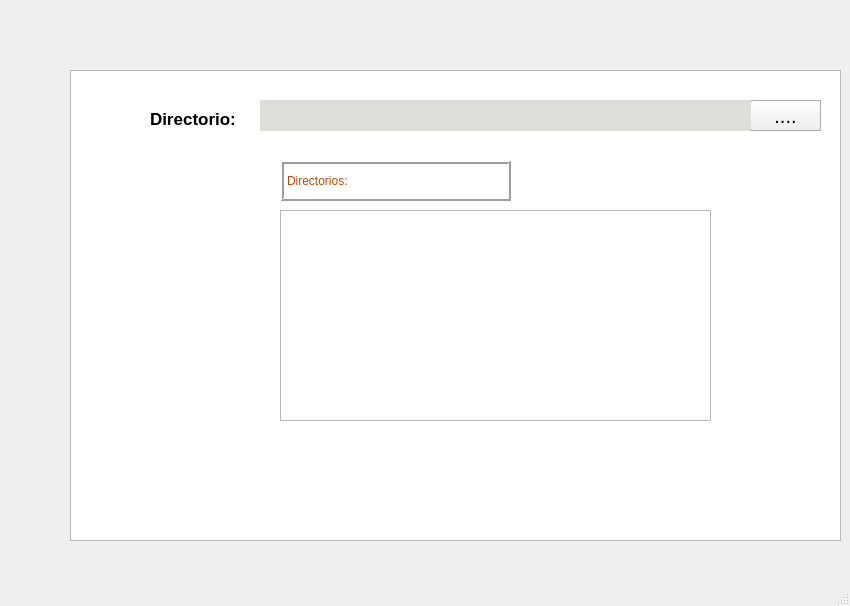
Qt form mainwindow.ui (RogerNegrete/Practica8) before a commit.
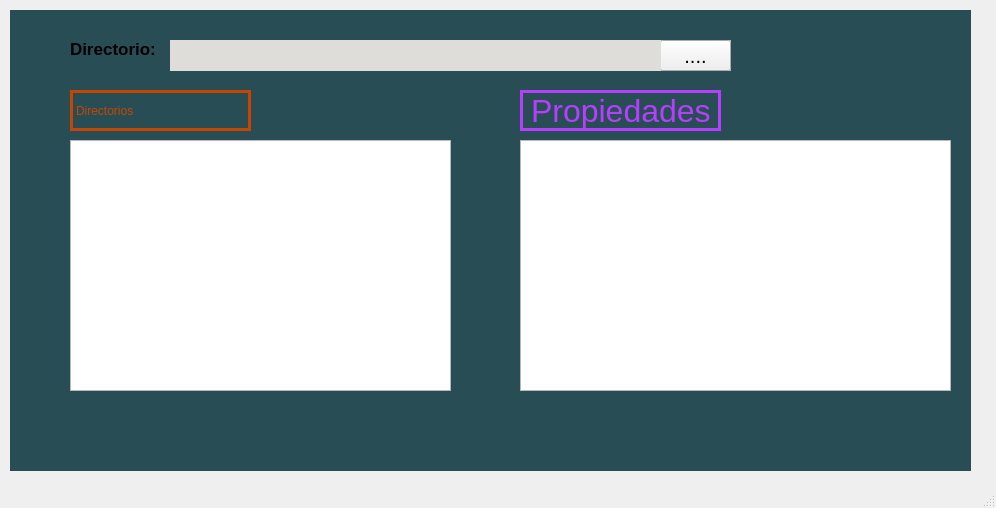
The same form after that commit.

Patch:
```diff
--- a/mainwindow.ui
+++ b/mainwindow.ui
@@ -6,29 +6,19 @@
    <rect>
     <x>0</x>
     <y>0</y>
-    <width>850</width>
-    <height>606</height>
+    <width>996</width>
+    <height>508</height>
    </rect>
   </property>
   <property name="windowTitle">
    <string>MainWindow</string>
   </property>
   <widget class="QWidget" name="centralwidget">
-   <widget class="QTextEdit" name="textEdit">
-    <property name="geometry">
-     <rect>
-      <x>70</x>
-      <y>70</y>
-      <width>771</width>
-      <height>471</height>
-     </rect>
-    </property>
-   </widget>
    <widget class="QLabel" name="label">
     <property name="geometry">
      <rect>
-      <x>260</x>
-      <y>100</y>
+      <x>170</x>
+      <y>40</y>
       <width>491</width>
       <height>31</height>
      </rect>
@@ -46,8 +36,8 @@
    <widget class="QPushButton" name="pushButton">
     <property name="geometry">
      <rect>
-      <x>750</x>
-      <y>100</y>
+      <x>660</x>
+      <y>40</y>
       <width>71</width>
       <height>31</height>
      </rect>
@@ -64,8 +54,8 @@
    <widget class="QTextEdit" name="textEdit_2">
     <property name="geometry">
      <rect>
-      <x>260</x>
-      <y>100</y>
+      <x>170</x>
+      <y>40</y>
       <width>561</width>
       <height>31</height>
      </rect>
@@ -74,8 +64,8 @@
    <widget class="QLabel" name="label_2">
     <property name="geometry">
      <rect>
-      <x>150</x>
-      <y>110</y>
+      <x>70</x>
+      <y>40</y>
       <width>91</width>
       <height>17</height>
      </rect>
@@ -83,7 +73,6 @@
     <property name="font">
      <font>
       <pointsize>13</pointsize>
-      <weight>75</weight>
       <bold>true</bold>
      </font>
     </property>
@@ -91,57 +80,112 @@
      <string>Directorio:</string>
     </property>
    </widget>
-   <widget class="QLabel" name="label_3">
+   <widget class="QListWidget" name="listWidget">
     <property name="geometry">
      <rect>
-      <x>280</x>
-      <y>160</y>
-      <width>231</width>
+      <x>70</x>
+      <y>140</y>
+      <width>381</width>
+      <height>251</height>
+     </rect>
+    </property>
+   </widget>
+   <widget class="QLabel" name="label_4">
+    <property name="geometry">
+     <rect>
+      <x>520</x>
+      <y>90</y>
+      <width>201</width>
       <height>41</height>
      </rect>
     </property>
+    <property name="font">
+     <font>
+      <family>Ubuntu</family>
+      <pointsize>24</pointsize>
+      <italic>false</italic>
+      <bold>false</bold>
+     </font>
+    </property>
     <property name="styleSheet">
-     <string notr="true">font: 75 24pt &quot;Ubuntu&quot;;
-color: rgb(198, 70, 0);</string>
+     <string notr="true">color: rgb(181, 62, 255);
+font: 30 24pt &quot;Ubuntu&quot;;</string>
     </property>
     <property name="frameShape">
      <enum>QFrame::Box</enum>
     </property>
-    <property name="frameShadow">
-     <enum>QFrame::Raised</enum>
-    </property>
     <property name="lineWidth">
-     <number>2</number>
+     <number>3</number>
     </property>
     <property name="text">
-     <string>Directorios:</string>
+     <string>Propiedades</string>
     </property>
    </widget>
-   <widget class="QListWidget" name="listWidget">
+   <widget class="QListWidget" name="listPropiedades">
     <property name="geometry">
      <rect>
-      <x>280</x>
-      <y>210</y>
+      <x>520</x>
+      <y>140</y>
       <width>431</width>
-      <height>211</height>
+      <height>251</height>
      </rect>
     </property>
    </widget>
-   <zorder>textEdit</zorder>
+   <widget class="QWidget" name="widgetFondo" native="true">
+    <property name="geometry">
+     <rect>
+      <x>10</x>
+      <y>10</y>
+      <width>961</width>
+      <height>461</height>
+     </rect>
+    </property>
+    <property name="styleSheet">
+     <string notr="true">background-color: rgb(40, 77, 85);</string>
+    </property>
+    <widget class="QLabel" name="label_3">
+     <property name="geometry">
+      <rect>
+       <x>60</x>
+       <y>80</y>
+       <width>181</width>
+       <height>41</height>
+      </rect>
+     </property>
+     <property name="styleSheet">
+      <string notr="true">font: 75 24pt &quot;Ubuntu&quot;;
+color: rgb(198, 70, 0);</string>
+     </property>
+     <property name="frameShape">
+      <enum>QFrame::Box</enum>
+     </property>
+     <property name="frameShadow">
+      <enum>QFrame::Plain</enum>
+     </property>
+     <property name="lineWidth">
+      <number>3</number>
+     </property>
+     <property name="text">
+      <string>Directorios</string>
+     </property>
+    </widget>
+   </widget>
+   <zorder>widgetFondo</zorder>
    <zorder>textEdit_2</zorder>
    <zorder>pushButton</zorder>
    <zorder>label_2</zorder>
    <zorder>label</zorder>
-   <zorder>label_3</zorder>
    <zorder>listWidget</zorder>
+   <zorder>label_4</zorder>
+   <zorder>listPropiedades</zorder>
   </widget>
   <widget class="QMenuBar" name="menubar">
    <property name="geometry">
     <rect>
      <x>0</x>
      <y>0</y>
-     <width>850</width>
-     <height>22</height>
+     <width>996</width>
+     <height>21</height>
     </rect>
    </property>
   </widget>
```
